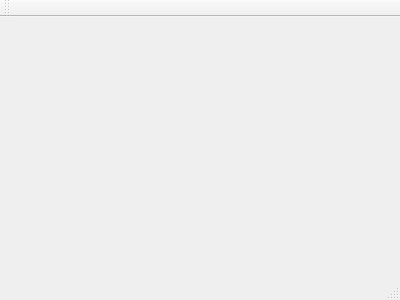
The window that mainwindow.ui (AndreiKamiak95/Hamster2) describes before a commit, drawn with Qt 5.
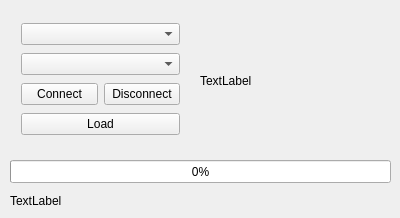
The same window after the commit. Icons and pictures are not drawn.

Commit message: Add resources and open port.Waiting id

Patch:
```diff
--- a/mainwindow.ui
+++ b/mainwindow.ui
@@ -1,24 +1,117 @@
 <ui version="4.0">
  <class>MainWindow</class>
- <widget class="QMainWindow" name="MainWindow" >
-  <property name="geometry" >
+ <widget class="QMainWindow" name="MainWindow">
+  <property name="geometry">
    <rect>
     <x>0</x>
     <y>0</y>
     <width>400</width>
-    <height>300</height>
+    <height>218</height>
    </rect>
   </property>
-  <property name="windowTitle" >
-   <string>MainWindow</string>
+  <property name="minimumSize">
+   <size>
+    <width>400</width>
+    <height>218</height>
+   </size>
   </property>
-  <widget class="QMenuBar" name="menuBar" />
-  <widget class="QToolBar" name="mainToolBar" />
-  <widget class="QWidget" name="centralWidget" />
-  <widget class="QStatusBar" name="statusBar" />
+  <property name="maximumSize">
+   <size>
+    <width>400</width>
+    <height>218</height>
+   </size>
+  </property>
+  <property name="windowTitle">
+   <string>Hamster2.0</string>
+  </property>
+  <property name="windowIcon">
+   <iconset resource="icons.qrc">
+    <normaloff>:/ico/gif/homka.png</normaloff>:/ico/gif/homka.png</iconset>
+  </property>
+  <widget class="QWidget" name="centralWidget">
+   <widget class="QWidget" name="gridLayoutWidget">
+    <property name="geometry">
+     <rect>
+      <x>10</x>
+      <y>10</y>
+      <width>181</width>
+      <height>141</height>
+     </rect>
+    </property>
+    <layout class="QGridLayout" name="gridLayout">
+     <item row="1" column="0" colspan="2">
+      <widget class="QComboBox" name="cmbxFile"/>
+     </item>
+     <item row="2" column="0">
+      <widget class="QPushButton" name="btnConnect">
+       <property name="text">
+        <string>Connect</string>
+       </property>
+      </widget>
+     </item>
+     <item row="2" column="1">
+      <widget class="QPushButton" name="btnDisconnect">
+       <property name="text">
+        <string>Disconnect</string>
+       </property>
+      </widget>
+     </item>
+     <item row="0" column="0" colspan="2">
+      <widget class="QComboBox" name="cmbxPort"/>
+     </item>
+     <item row="3" column="0" colspan="2">
+      <widget class="QPushButton" name="btnLoad">
+       <property name="text">
+        <string>Load</string>
+       </property>
+      </widget>
+     </item>
+    </layout>
+   </widget>
+   <widget class="QProgressBar" name="progressBar">
+    <property name="geometry">
+     <rect>
+      <x>10</x>
+      <y>160</y>
+      <width>381</width>
+      <height>23</height>
+     </rect>
+    </property>
+    <property name="value">
+     <number>0</number>
+    </property>
+   </widget>
+   <widget class="QLabel" name="lblInfo">
+    <property name="geometry">
+     <rect>
+      <x>10</x>
+      <y>190</y>
+      <width>371</width>
+      <height>21</height>
+     </rect>
+    </property>
+    <property name="text">
+     <string>TextLabel</string>
+    </property>
+   </widget>
+   <widget class="QLabel" name="lblMovie">
+    <property name="geometry">
+     <rect>
+      <x>200</x>
+      <y>10</y>
+      <width>191</width>
+      <height>141</height>
+     </rect>
+    </property>
+    <property name="text">
+     <string>TextLabel</string>
+    </property>
+   </widget>
+  </widget>
  </widget>
- <layoutDefault spacing="6" margin="11" />
- <pixmapfunction></pixmapfunction>
- <resources/>
+ <layoutdefault spacing="6" margin="11"/>
+ <resources>
+  <include location="icons.qrc"/>
+ </resources>
  <connections/>
 </ui>
```
Left out of the diff: 1 changed line with no effect on the pictures. The commit also changes 15 other files.
